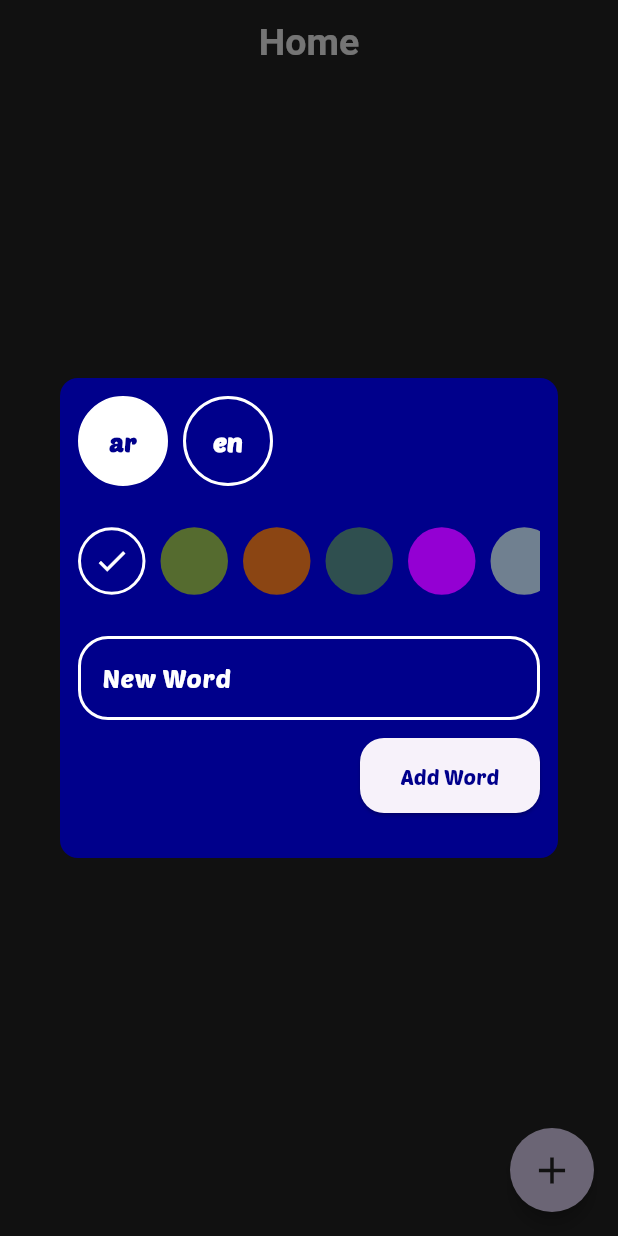
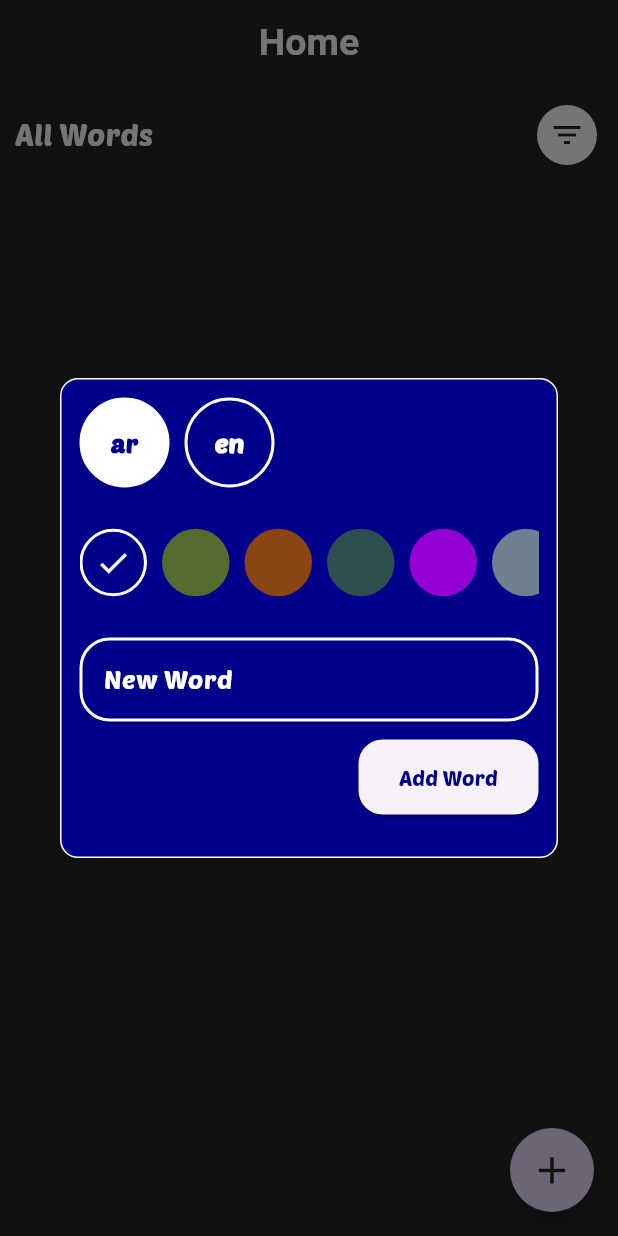
Before and after one commit to elbahy/vocabulary_notes, a Flutter app: the screen it shows after launch, after a tap on the "add" icon, on a phone screen of 412 x 824 dp. Run offline on Flutter 3.47's test engine with Material 3 defaults, Android fonts, the phone set to English and light mode, and no system bars; our stand-ins replace flutter_bloc, hive_flutter; accounts and stored records are empty.

Commit message:
Words Filter Dialog

```diff
--- /dev/null
+++ b/lib/core/functions/convert_langs_enum_to_string.dart
@@ -0,0 +1,12 @@
+import 'package:vocabulary_notes/presentation/cubit/read_data_cubit/read_data_cubit.dart';
+
+String convertLangsEnumToString(LangugeFilter lang) {
+  switch (lang) {
+    case LangugeFilter.english:
+      return 'English Words';
+    case LangugeFilter.arabic:
+      return 'Arabic Words';
+    case LangugeFilter.all:
+      return 'All Words';
+  }
+}
--- a/lib/presentation/cubit/read_data_cubit/read_data_cubit.dart
+++ b/lib/presentation/cubit/read_data_cubit/read_data_cubit.dart
@@ -16,14 +16,17 @@ class ReadDataCubit extends Cubit<ReadDataState> {
 
   void changeLangugeFilter(LangugeFilter filter) {
     langugeFilter = filter;
+    getWords();
   }
 
   void changeSortedBy(SortedBy sortBy) {
     sortedBy = sortBy;
+    getWords();
   }
 
   void changeSortedType(Sortedtype sortType) {
     sortedtype = sortType;
+    getWords();
   }
 
   void getWords() async {
--- a/lib/presentation/views/home_view.dart
+++ b/lib/presentation/views/home_view.dart
@@ -1,5 +1,7 @@
 import 'package:flutter/material.dart';
+import 'package:vocabulary_notes/core/styles/colors.dart';
 import 'package:vocabulary_notes/presentation/widgets/custom_floating_button.dart';
+import 'package:vocabulary_notes/presentation/widgets/words_filter_widget.dart';
 
 class HomeView extends StatelessWidget {
   const HomeView({super.key});
@@ -11,7 +13,12 @@ class HomeView extends StatelessWidget {
         title: const Text('Home'),
       ),
       floatingActionButton: const CustomFloatingButton(),
-      body: const Column(),
+      body: const Padding(
+        padding: EdgeInsets.all(10.0),
+        child: Column(
+          children: [WordsFilterWidget()],
+        ),
+      ),
     );
   }
 }
--- a/lib/presentation/widgets/add_word_dialog_widget.dart
+++ b/lib/presentation/widgets/add_word_dialog_widget.dart
@@ -33,6 +33,7 @@ class AddWordDialog extends StatelessWidget {
             decoration: BoxDecoration(
               color: Color(WriteDataCubit.get(context).color),
               borderRadius: BorderRadius.circular(12),
+              border: Border.all(color: Colors.white, width: 1),
             ),
             child: SingleChildScrollView(
               child: Column(
--- /dev/null
+++ b/lib/presentation/widgets/words_filter_widget.dart
@@ -0,0 +1,39 @@
+import 'package:flutter/material.dart';
+import 'package:flutter_bloc/flutter_bloc.dart';
+import 'package:vocabulary_notes/core/functions/convert_langs_enum_to_string.dart';
+import 'package:vocabulary_notes/core/styles/colors.dart';
+import 'package:vocabulary_notes/presentation/cubit/read_data_cubit/read_data_cubit.dart';
+import 'package:vocabulary_notes/presentation/cubit/read_data_cubit/read_data_state.dart';
+import 'package:vocabulary_notes/presentation/widgets/words_filter_dialog_widget.dart';
+
+class WordsFilterWidget extends StatelessWidget {
+  const WordsFilterWidget({
+    super.key,
+  });
+
+  @override
+  Widget build(BuildContext context) {
+    return BlocBuilder<ReadDataCubit, ReadDataState>(
+      builder: (context, state) {
+        return Row(
+          mainAxisAlignment: MainAxisAlignment.spaceBetween,
+          children: [
+            Text(
+              convertLangsEnumToString(ReadDataCubit.get(context).langugeFilter),
+              style: const TextStyle(color: AppColors.white, fontSize: 20),
+            ),
+            IconButton(
+                onPressed: () {
+                  showDialog(context: context, builder: (context) => const WordsFilterDialogWidget());
+                },
+                style: IconButton.styleFrom(backgroundColor: AppColors.white),
+                icon: const Icon(
+                  Icons.filter_list,
+                  color: AppColors.black,
+                ))
+          ],
+        );
+      },
+    );
+  }
+}
```
Also changed, not shown: lib/presentation/widgets/filter_type_text.dart (added, +19 -0 lines), lib/presentation/widgets/language_filter_item.dart (added, +33 -0 lines), lib/presentation/widgets/sorted_by_filter_item.dart (added, +33 -0 lines), lib/presentation/widgets/sorting_type_filter_item.dart (added, +30 -0 lines), lib/presentation/widgets/words_filter_dialog_widget.dart (added, +93 -0 lines).
